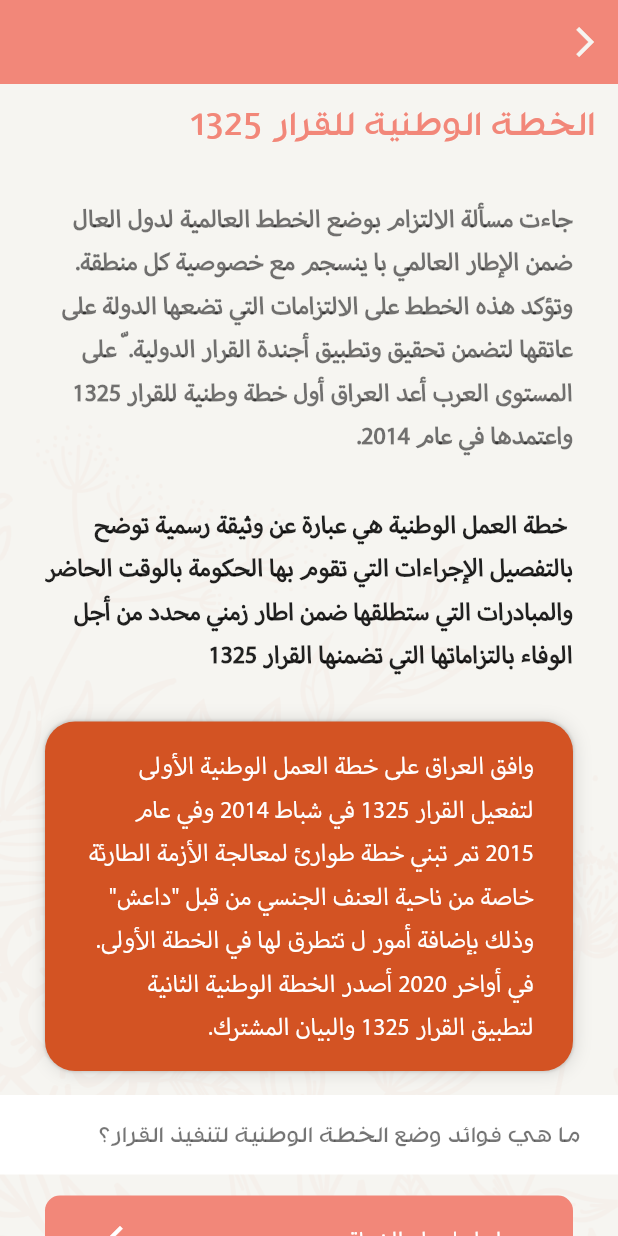
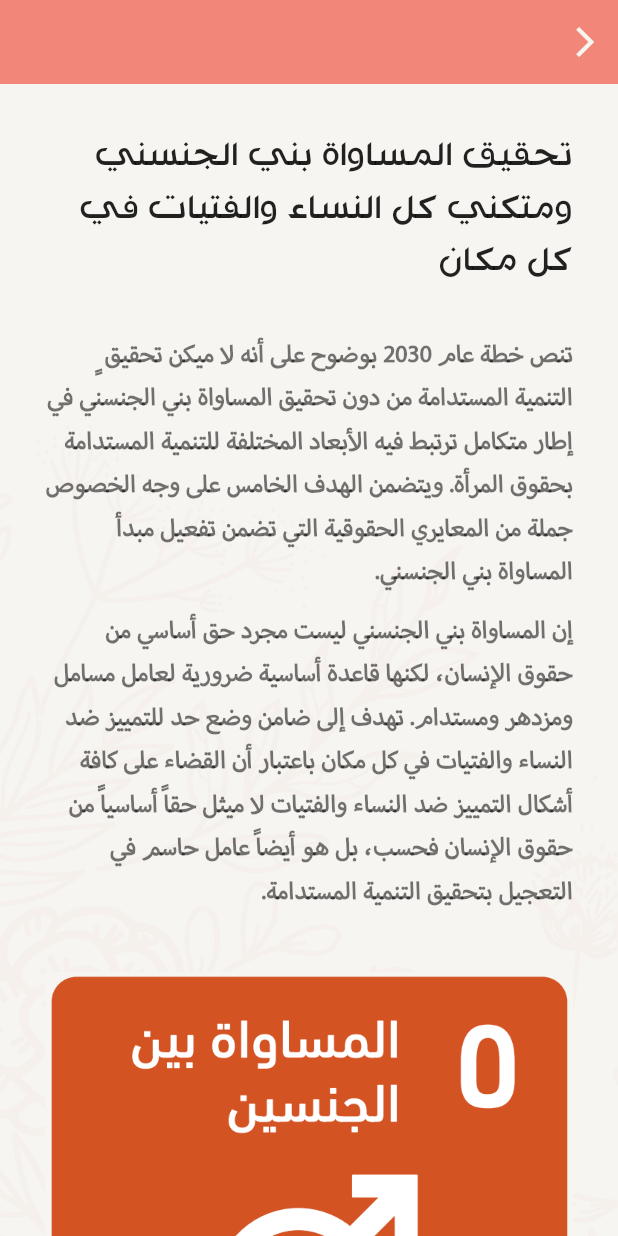
Before and after one commit to ashraf459810/waaea, a Flutter app: the MaraaTamnyaDetailsScreen screen opened by its route, scrolled down 1152 dp, after a tap on "الهدف الخامس تحقيق المساواة بني الجنسني", on a phone screen of 412 x 824 dp. Run offline on Flutter 3.47's test engine with Material 2 defaults, Android fonts, the phone set to English and light mode, and no system bars.

Commit message:
finish up section 9

```diff
--- a/lib/Constants.dart
+++ b/lib/Constants.dart
@@ -62,6 +62,7 @@ class Constants {
   static String sections17 = 'assets/images/maraatamnya/17sections.png';
   static String msawatjnsain = 'assets/images/maraatamnya/msawatjnsain.png';
   static String mthl5 = 'assets/images/maraatamnya/mthl5.png';
+  static String ta7qeeq5 = 'assets/images/maraatamnya/ta7qeeq5.png';
 
   //colors
   static Color extraLightPinkColor = Color(0xfff2d0d0);
--- a/lib/UI/Screens/DetailsScreen/MaraaTamnyaDetailsScreen.dart
+++ b/lib/UI/Screens/DetailsScreen/MaraaTamnyaDetailsScreen.dart
@@ -16,6 +16,7 @@ import 'package:wa3iaa/UI/Screens/MultiMaraaScreen/AjendaMaraaScreen.dart';
 import 'package:wa3iaa/UI/Screens/MultiMaraaScreen/MhawarQararScreen.dart';
 import 'package:wa3iaa/UI/Screens/MultiMaraaScreen/Qarar1325Screen.dart';
 import 'package:wa3iaa/UI/Screens/MultiMaraaScreen/XuttatWatanyaScreen.dart';
+import 'package:wa3iaa/UI/Screens/MultiMaraaTamnyaScreen/Ta7qeeqMasawatScreen.dart';
 import 'package:wa3iaa/Utilities/ThemeOf.dart';
 
 import '../../../Constants.dart';
@@ -99,7 +100,7 @@ class MaraaTamnyaDetailsScreen extends StatelessWidget {
                     GestureDetector(
                       onTap: () => Navigator.pushNamed(
                         context,
-                        XuttatWatanyaScreen.route,
+                        Ta7qeeqMasawatScreen.route,
                       ),
                       child: Container(
                         width: MediaQuery.of(context).size.width,
--- /dev/null
+++ b/lib/UI/Screens/MultiMaraaTamnyaScreen/Ta7qeeqMasawatScreen.dart
@@ -0,0 +1,312 @@
+import 'package:flutter/cupertino.dart';
+import 'package:flutter/material.dart';
+import 'package:wa3iaa/UI/Components/RowQuestionWidget.dart';
+import 'package:wa3iaa/UI/Screens/MultiAlhnfScreen/Components/NawhIconWidget.dart';
+import 'package:wa3iaa/Utilities/ThemeOf.dart';
+
+import '../../../Constants.dart';
+import 'HawajzThxmaScreen.dart';
+
+class Ta7qeeqMasawatScreen extends StatelessWidget {
+  static const route = '/Ta7qeeqMasawat';
+
+  const Ta7qeeqMasawatScreen({Key? key}) : super(key: key);
+
+  @override
+  Widget build(BuildContext context) {
+    return Scaffold(
+        appBar: AppBar(
+          backgroundColor: Constants.lightPinkColor,
+          leading: IconButton(
+            icon: Icon(
+              Icons.arrow_back_ios,
+              color: theme(context).backgroundColor,
+            ),
+            onPressed: () => Navigator.pop(context),
+          ),
+        ),
+        body: Container(
+          height: MediaQuery.of(context).size.height,
+          width: MediaQuery.of(context).size.width,
+          decoration: BoxDecoration(
+            image: DecorationImage(
+              image: AssetImage(Constants.bgFlower),
+              fit: BoxFit.cover,
+            ),
+          ),
+          child: SafeArea(
+            child: SingleChildScrollView(
+              child: Column(
+                crossAxisAlignment: CrossAxisAlignment.start,
+                children: [
+                  Padding(
+                    padding: const EdgeInsets.symmetric(
+                        horizontal: 30, vertical: 30),
+                    child: Text(
+                      "تحقيق المساواة بني الجنسني ومتكني كل النساء والفتيات في كل مكان",
+                      style: theme(context).textTheme.headline5!.copyWith(
+                          color: Colors.black87,
+                          fontSize: 30,
+                          fontFamily: 'R016'),
+                      textDirection: TextDirection.rtl,
+                    ),
+                  ),
+
+                  Padding(
+                    padding: const EdgeInsets.symmetric(
+                        horizontal: 30, vertical: 0),
+                    child: Text(
+                      "تنص خطة عام 2030 بوضوح على أنه لا ميكن تحقيق ٍ التنمية المستدامة من دون تحقيق المساواة بني الجنسني في إطار متكامل ترتبط فيه الأبعاد المختلفة للتنمية المستدامة بحقوق المرأة. ويتضمن الهدف الخامس على وجه الخصوص جملة من المعايري الحقوقية التي تضمن تفعيل مبدأ المساواة بني الجنسني.",
+                      style: theme(context).textTheme.bodyText1!.copyWith(
+                            color: Colors.black54,
+                            fontSize: 20,
+                          ),
+                    ),
+                  ),
+                  Padding(
+                    padding: const EdgeInsets.symmetric(
+                        horizontal: 30, vertical: 10),
+                    child: Text(
+                      "إن المساواة بني الجنسني ليست مجرد حق أساسي من حقوق الإنسان، لكنها قاعدة أساسية ضرورية لعامل مسامل ومزدهر ومستدام. تهدف إلى ضامن وضع حد للتمييز ضد النساء والفتيات في كل مكان باعتبار أن القضاء على كافة أشكال التمييز ضد النساء والفتيات لا ميثل حقاً أساسياً من حقوق الإنسان فحسب، بل هو أيضاً عامل حاسم في التعجيل بتحقيق التنمية المستدامة.",
+                      style: theme(context).textTheme.bodyText1!.copyWith(
+                            color: Colors.black54,
+                            fontSize: 20,
+                          ),
+                    ),
+                  ),
+                  SizedBox(
+                    height: 20,
+                  ),
+                  Padding(
+                    padding: const EdgeInsets.symmetric(
+                        horizontal: 30, vertical: 10),
+                    child: Image.asset(
+                      Constants.ta7qeeq5,
+                    ),
+                  ),
+                  Align(
+                    alignment: Alignment.centerLeft,
+                    child: Padding(
+                      padding: const EdgeInsets.symmetric(
+                          horizontal: 20, vertical: 20),
+                      child: Image.asset(
+                        Constants.circle2,
+                        fit: BoxFit.cover,
+                      ),
+                    ),
+                  ),
+                  SizedBox(
+                    height: 10,
+                  ),
+                  Align(
+                    alignment: Alignment.center,
+                    child: Padding(
+                      padding: const EdgeInsets.symmetric(
+                          horizontal: 30, vertical: 10),
+                      child: Text(
+                        "حقائق وأرقام في الدول العربية",
+                        textAlign: TextAlign.center,
+                        style: theme(context).textTheme.bodyText1!.copyWith(
+                            color: theme(context).primaryColor,
+                            fontSize: 25,
+                            letterSpacing: 2),
+                      ),
+                    ),
+                  ),
+                  GestureDetector(
+                    onTap: () => Navigator.pushNamed(
+                      context,
+                      HawajzThxmaScreen.route,
+                    ),
+                    child: Container(
+                      width: MediaQuery.of(context).size.width,
+                      margin: const EdgeInsets.symmetric(
+                          horizontal: 30, vertical: 8),
+                      padding: const EdgeInsets.symmetric(
+                          horizontal: 10, vertical: 2),
+                      decoration: BoxDecoration(
+                          borderRadius: BorderRadius.circular(10),
+                          color: Constants.lightPinkColor),
+                      child: Padding(
+                        padding: const EdgeInsets.symmetric(horizontal: 8.0),
+                        child: ListTile(
+                          title: Text(
+                            "حواجز ضخمة في سبيل تحقيق المساواة بني الجنسني.",
+                            style: theme(context)
+                                .textTheme
+                                .headline2!
+                                .copyWith(color: Colors.white, fontSize: 22),
+                          ),
+                          trailing: Icon(Icons.arrow_forward_ios_outlined,
+                              color: Colors.white),
+                        ),
+                      ),
+                    ),
+                  ),
+                  GestureDetector(
+                    onTap: () => Navigator.pushNamed(
+                      context,
+                      Ta7qeeqMasawatScreen.route,
+                    ),
+                    child: Container(
+                      width: MediaQuery.of(context).size.width,
+                      margin: const EdgeInsets.symmetric(
+                          horizontal: 30, vertical: 8),
+                      padding: const EdgeInsets.symmetric(
+                          horizontal: 10, vertical: 2),
+                      decoration: BoxDecoration(
+                          borderRadius: BorderRadius.circular(10),
+                          color: theme(context).primaryColor),
+                      child: Padding(
+                        padding: const EdgeInsets.symmetric(horizontal: 8.0),
+                        child: ListTile(
+                          title: Text(
+                            "المساواة بني الجنسني وأزمة كوفيد-19",
+                            style: theme(context)
+                                .textTheme
+                                .headline2!
+                                .copyWith(color: Colors.white, fontSize: 22),
+                          ),
+                          trailing: Icon(Icons.arrow_forward_ios_outlined,
+                              color: Colors.white),
+                        ),
+                      ),
+                    ),
+                  ),
+                  GestureDetector(
+                    onTap: () => Navigator.pushNamed(
+                      context,
+                      Ta7qeeqMasawatScreen.route,
+                    ),
+                    child: Container(
+                      width: MediaQuery.of(context).size.width,
+                      margin: const EdgeInsets.symmetric(
+                          horizontal: 30, vertical: 8),
+                      padding: const EdgeInsets.symmetric(
+                          horizontal: 10, vertical: 2),
+                      decoration: BoxDecoration(
+                          borderRadius: BorderRadius.circular(10),
+                          color: Colors.white),
+                      child: Padding(
+                        padding: const EdgeInsets.symmetric(horizontal: 8.0),
+                        child: ListTile(
+                          title: Text(
+                            "مقاصد ومؤشرات الهدف الخامس",
+                            style: theme(context)
+                                .textTheme
+                                .headline2!
+                                .copyWith(color: Colors.black87, fontSize: 22),
+                          ),
+                          trailing: Icon(Icons.arrow_forward_ios_outlined,
+                              color: Colors.black87),
+                        ),
+                      ),
+                    ),
+                  ),
+                  SizedBox(
+                    height: 30,
+                  ),
+                  Container(
+                    width: MediaQuery.of(context).size.width,
+                    margin:
+                        const EdgeInsets.symmetric(horizontal: 30, vertical: 8),
+                    padding:
+                        const EdgeInsets.symmetric(horizontal: 10, vertical: 2),
+                    decoration: BoxDecoration(
+                        borderRadius: BorderRadius.circular(10),
+                        color: Constants.orangeColor),
+                    child: Column(
+                      children: [
+                        SizedBox(
+                          height: 10,
+                        ),
+                        Text(
+                          "قدم العراق - وزارة التخطيـط اللجنة الوطنية للتنمية المستدامة التقرير الطوعي الوطني الثاين 2021 للتحقق من أهداف التنمية المستدامة جمهورية العراق",
+                          style: theme(context)
+                              .textTheme
+                              .headline2!
+                              .copyWith(color: Colors.white, fontSize: 22),
+                        ),
+                        SizedBox(
+                          height: 10,
+                        ),
+                        GestureDetector(
+                          onTap: () => Navigator.pushNamed(
+                            context,
+                            Ta7qeeqMasawatScreen.route,
+                          ),
+                          child: Container(
+                            width: MediaQuery.of(context).size.width,
+                            margin: const EdgeInsets.symmetric(
+                                horizontal: 10, vertical: 8),
+                            padding: const EdgeInsets.symmetric(
+                                horizontal: 10, vertical: 2),
+                            decoration: BoxDecoration(
+                                borderRadius: BorderRadius.circular(10),
+                                color: Colors.white),
+                            child: Padding(
+                              padding:
+                                  const EdgeInsets.symmetric(horizontal: 8.0),
+                              child: ListTile(
+                                title: Text(
+                                  "من أبرز الأهداف والمؤشرات والبيانات",
+                                  style: theme(context)
+                                      .textTheme
+                                      .headline2!
+                                      .copyWith(
+                                          color: Colors.black87, fontSize: 22),
+                                ),
+                                trailing: Icon(Icons.arrow_forward_ios_outlined,
+                                    color: Colors.black87),
+                              ),
+                            ),
+                          ),
+                        ),
+                        SizedBox(
+                          height: 10,
+                        ),
+                      ],
+                    ),
+                  ),
+                  SizedBox(
+                    height: 30,
+                  ),
+                  GestureDetector(
+                    onTap: () => Navigator.pushNamed(
+                      context,
+                      Ta7qeeqMasawatScreen.route,
+                    ),
+                    child: Container(
+                      width: MediaQuery.of(context).size.width,
+                      margin: const EdgeInsets.symmetric(
+                          horizontal: 30, vertical: 8),
+                      padding: const EdgeInsets.symmetric(
+                          horizontal: 10, vertical: 2),
+                      decoration: BoxDecoration(
+                          borderRadius: BorderRadius.circular(10),
+                          color: Constants.extraLightPinkColor),
+                      child: Padding(
+                        padding: const EdgeInsets.symmetric(horizontal: 8.0),
+                        child: ListTile(
+                          title: Text(
+                            "المراجع و روابط مفيدة",
+                            style: theme(context).textTheme.headline2!.copyWith(
+                                color: theme(context).primaryColor,
+                                fontSize: 22),
+                          ),
+                          trailing: Icon(Icons.arrow_forward_ios_outlined,
+                              color: theme(context).primaryColor),
+                        ),
+                      ),
+                    ),
+                  ),
+                  SizedBox(
+                    height: 30,
+                  ),
+                ],
+              ),
+            ),
+          ),
+        ));
+  }
+}
--- a/lib/main.dart
+++ b/lib/main.dart
@@ -43,6 +43,8 @@ import 'UI/Screens/MultiMaraaScreen/MhawarQararScreen.dart';
 import 'UI/Screens/MultiMaraaScreen/MusharakaScreen.dart';
 import 'UI/Screens/MultiMaraaScreen/Qarar1325Screen.dart';
 import 'UI/Screens/MultiMaraaScreen/XuttatWatanyaScreen.dart';
+import 'UI/Screens/MultiMaraaTamnyaScreen/HawajzThxmaScreen.dart';
+import 'UI/Screens/MultiMaraaTamnyaScreen/Ta7qeeqMasawatScreen.dart';
 import 'UI/Screens/SecondSubCategoryScreen/SecondSubCategoryScreen.dart';
 import 'UI/Screens/SplashScreen/SplashScreen.dart';
 import 'UI/Screens/SubCategoriesScreen/SubCategoriesScreen.dart';
@@ -126,6 +128,8 @@ class MyApp extends StatelessWidget {
             MusharakaScreen.route: (context) => MusharakaScreen(),
             // Maraa Tamnya Screen (section 9)
             MaraaTamnyaDetailsScreen.route: (context) => MaraaTamnyaDetailsScreen(),
+            Ta7qeeqMasawatScreen.route: (context) => Ta7qeeqMasawatScreen(),
+            HawajzThxmaScreen.route: (context) => HawajzThxmaScreen(),
 
           },
         ));
```
Also changed, not shown: lib/UI/Components/RowPonitWidget.dart (+3 -4 lines), lib/UI/Screens/MultiMaraaTamnyaScreen/HawajzThxmaScreen.dart (added, +161 -0 lines), assets/images/maraatamnya/circle2.png, assets/images/maraatamnya/ta7qeeq5.png (added).
